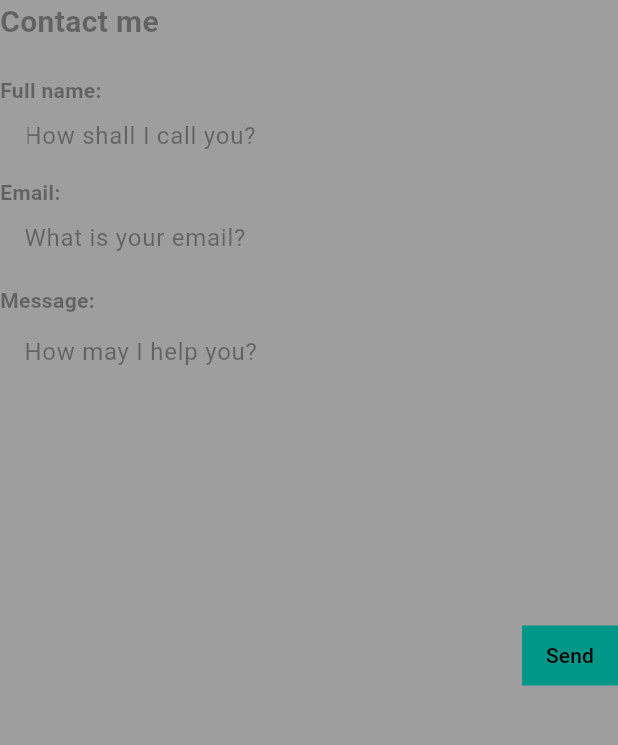
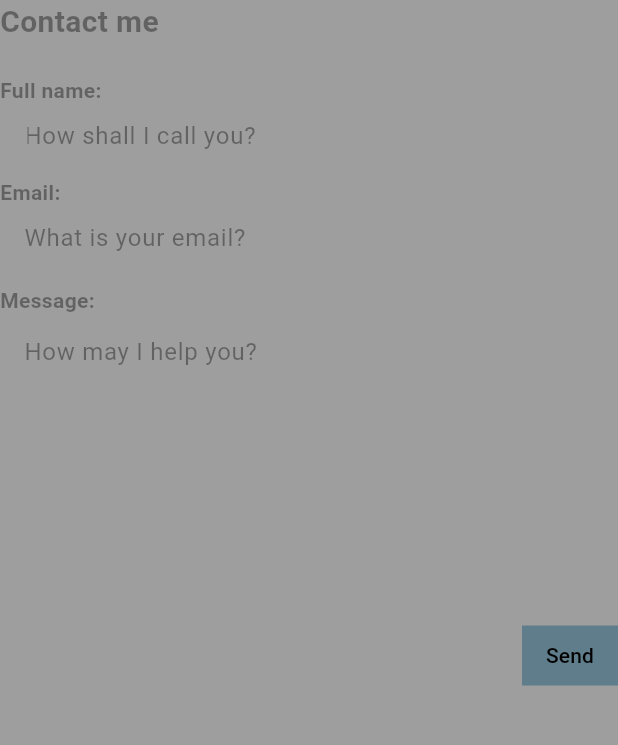
Before and after one commit to tomleclercq/portfolio, a Flutter app: the ContactForm widget shown alone on an empty page, opened directly, on a phone screen of 412 x 824 dp, the part 84-829 px from its top. Run offline on Flutter 3.47's test engine with Material 3 defaults, Android fonts, the phone set to English and light mode, and no system bars; drawn by our look-alikes of styled_text; our stand-ins replace cloud_firestore, firebase_core, font_awesome_flutter, rive, url_strategy; missing offline and left inert: firebase_app_check; accounts and stored records are empty.

Commit message:
remove unused + adapt button

```diff
--- a/lib/widgets/contact_form.dart
+++ b/lib/widgets/contact_form.dart
@@ -113,7 +113,7 @@ class _ContactFormState extends State<ContactForm> {
                       shape: const BeveledRectangleBorder(
                           borderRadius: BorderRadius.all(Radius.circular(0))),
                       foregroundColor: Colors.black,
-                      backgroundColor: Colors.teal),
+                      backgroundColor: Colors.blueGrey),
                   child: const Text('Send'),
                   onPressed: () async {
                     formFocus.requestFocus();
--- a/lib/widgets/open_link.dart
+++ b/lib/widgets/open_link.dart
@@ -24,10 +24,9 @@ class _OpenLinkState extends State<OpenLink> {
   bool visited = false;
 
   void openLink(Uri link) async {
-    bool success = false;
     try {
       if (await canLaunchUrl(link)) {
-        success = await launchUrl(link);
+        await launchUrl(link);
       } else {
         throw 'Could not launch $link';
       }
```
